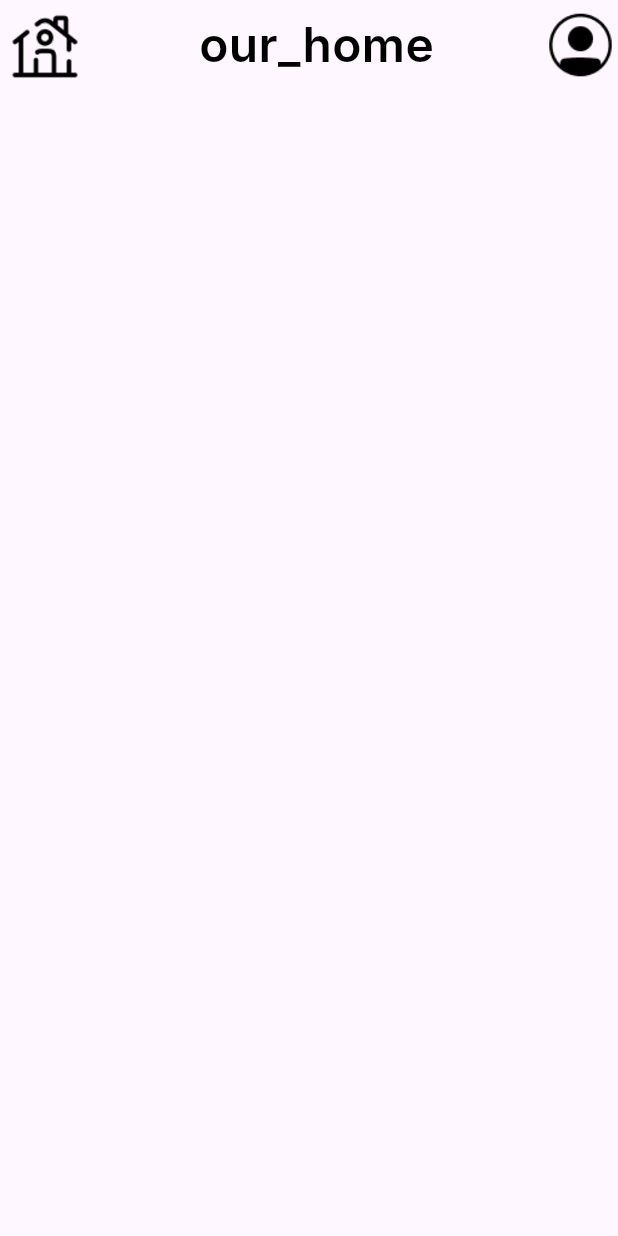
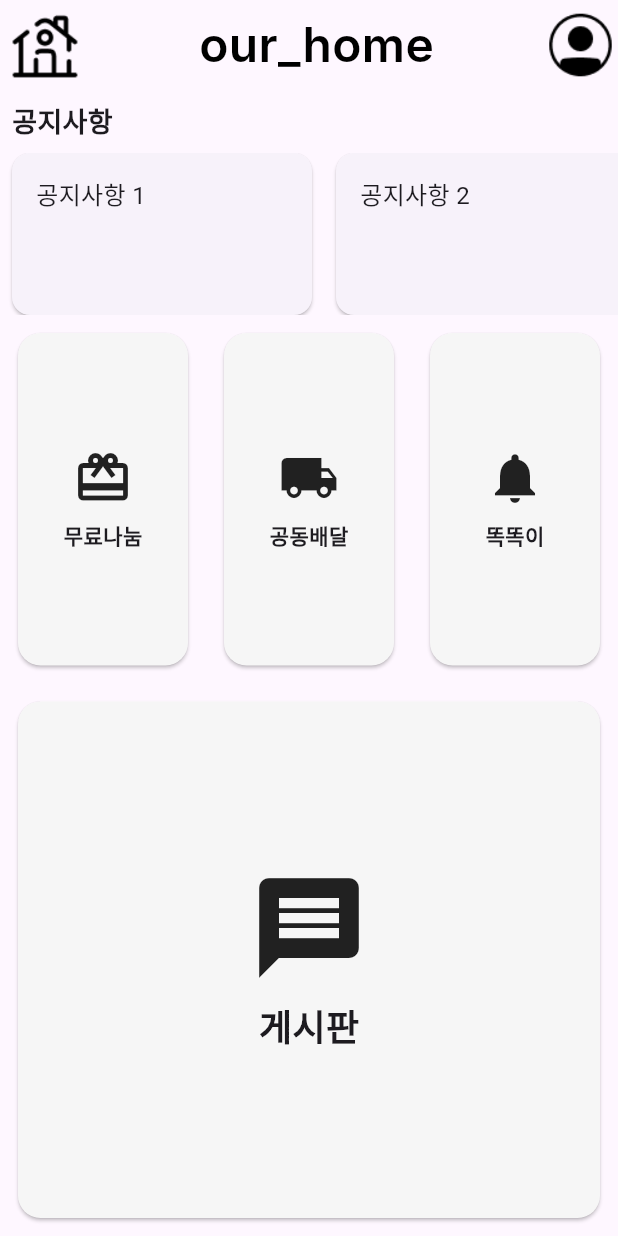
Before and after one commit to Yeongjae-Kong/everyHome, a Flutter app: the ControlView screen opened directly, on a phone screen of 412 x 824 dp. Run offline on Flutter 3.47's test engine with Material 3 defaults, Android fonts, the phone set to English and light mode, and no system bars; our stand-ins replace shared_preferences; missing offline and left inert: dart:ffi, kakao_flutter_sdk, kakao_flutter_sdk_common; accounts and stored records are empty; Roboto replaces fonts that are missing (Inter).

Commit message:
01/08 01:26 modify control_view

```diff
--- /dev/null
+++ b/lib/view/BoardView.dart
@@ -0,0 +1,43 @@
+import 'package:flutter/cupertino.dart';
+import 'package:flutter/material.dart';
+
+class TopMenuView extends StatelessWidget {
+  @override
+  Widget build(BuildContext context) {
+    // '무료나눔', '공동배달', '똑똑이' 카드를 나타내는 위젯
+    return Row(
+      children: [
+        _buildCard(icon: Icons.card_giftcard, text: '무료나눔'),
+        _buildCard(icon: Icons.local_shipping, text: '공동배달'),
+        _buildCard(icon: Icons.notifications, text: '똑똑이'),
+      ],
+    );
+  }
+
+  Widget _buildCard({required IconData icon, required String text}) {
+    return Expanded(
+      child: Container(
+        margin: EdgeInsets.all(8),
+        child: Card(
+          shape: RoundedRectangleBorder(
+            borderRadius: BorderRadius.circular(15.0),
+          ),
+          color: Color(0xFFF6F6F6),
+          child: InkWell(
+            onTap: () {
+              // 카드 탭 액션
+            },
+            child: Column(
+              mainAxisAlignment: MainAxisAlignment.center,
+              children: [
+                Icon(icon, size: 40),
+                SizedBox(height: 8),
+                Text(text, style: TextStyle(fontWeight: FontWeight.bold)),
+              ],
+            ),
+          ),
+        ),
+      ),
+    );
+  }
+}
--- /dev/null
+++ b/lib/view/NoticeView.dart
@@ -0,0 +1,43 @@
+import 'package:flutter/cupertino.dart';
+import 'package:flutter/material.dart';
+
+class NoticeView extends StatelessWidget {
+  @override
+  Widget build(BuildContext context) {
+    return Container(
+      height: 150, // 뷰의 높이를 설정합니다.
+      child: Column(
+        crossAxisAlignment: CrossAxisAlignment.start,
+        children: [
+          Padding(
+            padding: const EdgeInsets.all(8.0),
+            child: Text(
+              '공지사항',
+              style: TextStyle(fontWeight: FontWeight.bold, fontSize: 18),
+            ),
+          ),
+          Expanded(
+            child: ListView.builder(
+              scrollDirection: Axis.horizontal,
+              itemCount: 10, // 가로로 스크롤되는 아이템의 개수입니다.
+              itemBuilder: (context, index) {
+                // 가로로 스크롤되는 아이템들을 여기에 구현합니다.
+                return Card(
+                  margin: EdgeInsets.symmetric(horizontal: 8),
+                  child: Container(
+                    width: 200, // 아이템의 너비를 설정합니다.
+                    padding: EdgeInsets.all(16),
+                    child: Text(
+                      '공지사항 ${index + 1}', // 각 공지사항의 내용입니다.
+                      style: TextStyle(fontSize: 16),
+                    ),
+                  ),
+                );
+              },
+            ),
+          ),
+        ],
+      ),
+    );
+  }
+}
--- /dev/null
+++ b/lib/view/TopMenuView.dart
@@ -0,0 +1,33 @@
+import 'package:flutter/cupertino.dart';
+import 'package:flutter/material.dart';
+
+class BoardView extends StatelessWidget {
+  @override
+  Widget build(BuildContext context) {
+    // '게시판' 카드를 나타내는 위젯
+    return Container(
+      margin: EdgeInsets.all(8),
+      child: Card(
+        shape: RoundedRectangleBorder(
+          borderRadius: BorderRadius.circular(15.0),
+        ),
+        color: Color(0xFFF6F6F6),
+        child: InkWell(
+          onTap: () {
+            // 카드 탭 액션
+          },
+          child: Center(
+            child: Column(
+              mainAxisAlignment: MainAxisAlignment.center,
+              children: [
+                Icon(Icons.message, size: 80), // 더 큰 아이콘으로 조정
+                SizedBox(height: 8),
+                Text('게시판', style: TextStyle(fontWeight: FontWeight.bold, fontSize: 24)), // 더 큰 텍스트로 조정
+              ],
+            ),
+          ),
+        ),
+      ),
+    );
+  }
+}
--- a/lib/view/control_view.dart
+++ b/lib/view/control_view.dart
@@ -1,40 +1,35 @@
 import 'package:flutter/cupertino.dart';
 import 'package:flutter/material.dart';
 import 'package:madcamp_week2/view/CustomAppBar.dart';
+import 'package:madcamp_week2/view/BoardView.dart';
+import 'package:madcamp_week2/view/TopMenuView.dart';
+import 'package:madcamp_week2/view/NoticeView.dart';
 
 class ControlView extends StatefulWidget {
   const ControlView({Key? key}) : super(key: key);
 
   @override
-  State<ControlView> createState() => _ControlViewState();
+  _ControlViewState createState() => _ControlViewState();
 }
 
 class _ControlViewState extends State<ControlView> {
   @override
   Widget build(BuildContext context) {
-    // Widget _notification(){
-    //   Widget _item(String image, String title){
-    //
-    //   }
-    // }
-
     return Scaffold(
-      body: SingleChildScrollView(
-        physics: const NeverScrollableScrollPhysics(),
-        child: SizedBox(
-          width: MediaQuery.of(context).size.width,
-          height: MediaQuery.of(context).size.height,
-          child: Column(
-            children: [
-              CustomAppBar(),
-            ],
-            // mainAxisAlignment: MainAxisAlignment.center,
-            // crossAxisAlignment: CrossAxisAlignment.center,
-            // children: [
-            // ],
+      body: Column(
+        children: [
+          CustomAppBar(), // 기존에 있던 CustomAppBar 위젯
+          NoticeView(), // 공지사항 뷰를 추가
+          Expanded(
+            flex: 2,
+            child: TopMenuView(), // 상단 메뉴 뷰
           ),
-        )
-      )
+          Expanded(
+            flex: 3,
+            child: BoardView(), // 게시판 뷰
+          ),
+        ],
+      ),
     );
   }
 }
```
